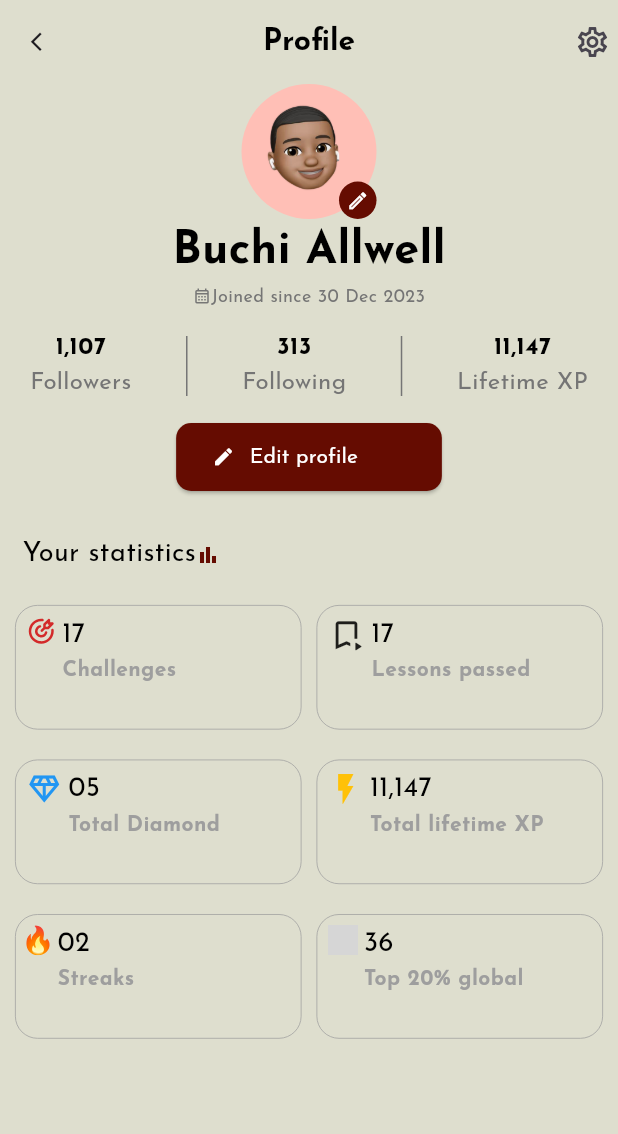
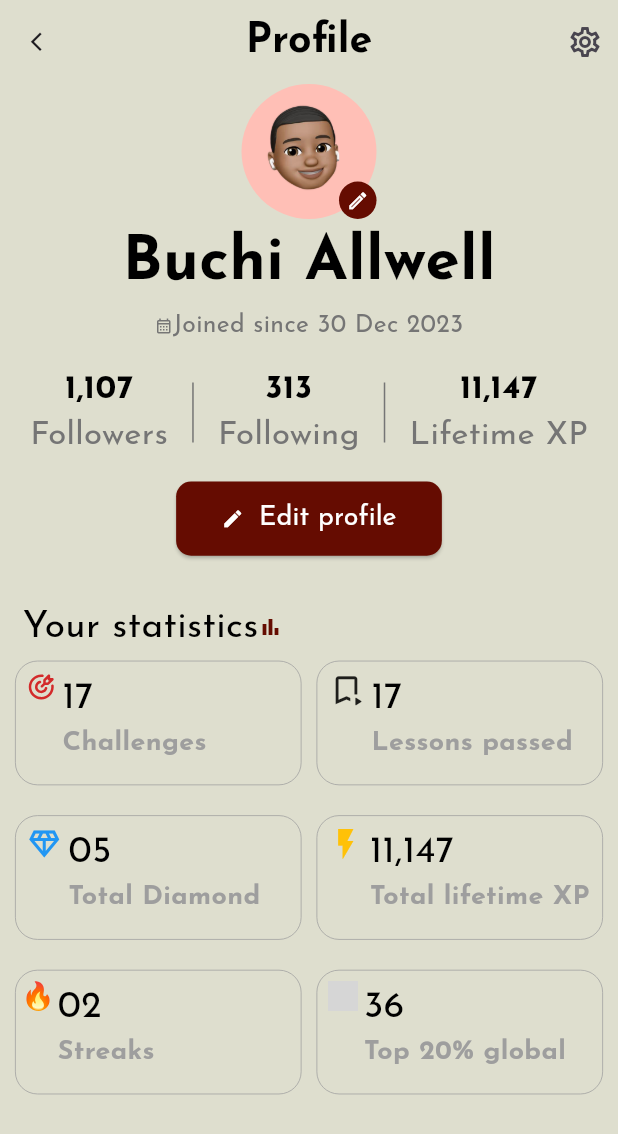
Before and after one commit to mustapha-amin/speak_sphere, a Flutter app: the ProfileScreen screen opened directly, on a phone screen of 412 x 824 dp. Shown: the top 1134 px of the screen. Run offline on Flutter 3.47's test engine with Material 3 defaults, Android fonts, the phone set to English and light mode, and no system bars; our stand-ins replace dotted_border, flutter_svg, sizer; grey boxes are pictures that could not be loaded.

Commit message:
fixed issues with responsiveness and scrolling

```diff
--- a/lib/screens/profile_screen.dart
+++ b/lib/screens/profile_screen.dart
@@ -1,5 +1,6 @@
 import 'package:flutter/material.dart';
 import 'package:flutter_svg/flutter_svg.dart';
+import 'package:sizer/sizer.dart';
 import 'package:speak_sphere/constants/appcolors.dart';
 import 'package:speak_sphere/constants/data.dart';
 import 'package:speak_sphere/constants/image_paths.dart';
@@ -15,8 +16,11 @@ class ProfileScreen extends StatelessWidget {
   @override
   Widget build(BuildContext context) {
     return Scaffold(
-      appBar: AppBar(
-        scrolledUnderElevation: 0,
+      body: CustomScrollView(
+        physics: const BouncingScrollPhysics(),
+        slivers: [
+          SliverAppBar(
+            floating: true,
             backgroundColor: Color(AppColors.bgColor),
             elevation: 0,
             leading: IconButton(
@@ -32,13 +36,12 @@ class ProfileScreen extends StatelessWidget {
             ),
             centerTitle: true,
             actions: [
-          const Icon(Icons.settings_outlined).padX(5),
+              const Icon(Icons.settings_outlined).padX(10),
             ],
           ),
-      body: SingleChildScrollView(
-        physics: const BouncingScrollPhysics(),
-        child: Column(
-          children: [
+          SliverList(
+            delegate: SliverChildListDelegate(
+              [
                 Column(
                   children: [
                     Stack(
@@ -90,8 +93,8 @@ class ProfileScreen extends StatelessWidget {
                     ),
                     const ProfileHighlights(),
                     SizedBox(
-                  width: context.screenWidth * .43,
-                  height: context.screenHeight * .055,
+                      width: 43.w,
+                      height: 6.h,
                       child: ElevatedButton(
                         style: ElevatedButton.styleFrom(
                           shape: RoundedRectangleBorder(
@@ -99,6 +102,7 @@ class ProfileScreen extends StatelessWidget {
                           ),
                         ),
                         child: Row(
+                          mainAxisAlignment: MainAxisAlignment.center,
                           children: [
                             const Icon(
                               Icons.edit,
@@ -107,10 +111,10 @@ class ProfileScreen extends StatelessWidget {
                             const SizedBox(width: 10),
                             Text(
                               "Edit profile",
-                          style: kTextStyle(14),
+                              style: kTextStyle(13),
                             ),
                           ],
-                    ),
+                        ).centralize(),
                         onPressed: () {},
                       ),
                     ),
@@ -133,28 +137,30 @@ class ProfileScreen extends StatelessWidget {
                     ).padX(15),
                   ],
                 ),
-            const SizedBox(height: 20),
-            SizedBox(
-              height: context.screenHeight * .4,
-              child: GridView(
-                physics: const BouncingScrollPhysics(),
+              ],
+            ),
+          ),
+          SliverPadding(
+            padding: const EdgeInsets.symmetric(horizontal: 10, vertical: 5),
+            sliver: SliverGrid(
+              delegate: SliverChildListDelegate(
+                [
+                  ...challengeList.map(
+                    (challenge) => ChallengeWidget(
+                      challenge: challenge,
+                    ),
+                  )
+                ],
+              ),
               gridDelegate: const SliverGridDelegateWithFixedCrossAxisCount(
                 crossAxisCount: 2,
                 childAspectRatio: 2.3,
                 mainAxisSpacing: 20,
                 crossAxisSpacing: 10,
               ),
-                children: [
-                  ...challengeList.map(
-                    (challenge) => ChallengeWidget(
-                      challenge: challenge,
             ),
           )
         ],
-              ).padX(10),
-            )
-          ],
-        ),
       ),
     );
   }
--- a/lib/screens/resume_lessons.dart
+++ b/lib/screens/resume_lessons.dart
@@ -2,7 +2,7 @@ import 'package:flutter/material.dart';
 import 'package:flutter_svg/flutter_svg.dart';
 import 'package:speak_sphere/constants/image_paths.dart';
 import 'package:speak_sphere/utils/extensions.dart';
-
+import 'package:sizer/sizer.dart';
 import '../constants/appcolors.dart';
 import '../utils/textstyle.dart';
 
@@ -66,7 +66,7 @@ class _ResumeLessonsState extends State<ResumeLessons> {
                     children: [
                       SvgPicture.asset(
                         generateImgPath('speaker'),
-                        height: 26,
+                        height: 26.sp,
                       ),
                       const SizedBox(
                         height: 18,
--- a/lib/screens/splash_screen.dart
+++ b/lib/screens/splash_screen.dart
@@ -19,7 +19,7 @@ class _SplashScreenState extends State<SplashScreen> {
   @override
   void initState() {
     super.initState();
-     Future.delayed(const Duration(seconds: 2), () {
+     Future.delayed(const Duration(seconds: 1), () {
       setState(() {
         isVisible = true;
       });
@@ -27,7 +27,7 @@ class _SplashScreenState extends State<SplashScreen> {
     WidgetsBinding.instance.addPostFrameCallback((_) {
       precacheImage(AssetImage(generateImgPath('splashbg', isSvg: false)), context);
       Future.delayed(
-          const Duration(seconds: 3), () => context.replaceWith(const SetupScreen()));
+          const Duration(seconds: 4), () => context.replaceWith(const SetupScreen()));
     });
   }
 
--- a/lib/utils/textstyle.dart
+++ b/lib/utils/textstyle.dart
@@ -1,8 +1,9 @@
 import 'package:flutter/material.dart';
+import 'package:sizer/sizer.dart';
 
 TextStyle kTextStyle(double? size, {Color? color, bool? isBold = false}) {
   return TextStyle(
-    fontSize: size,
+    fontSize: size!.sp,
     color: color ?? Colors.white,
     fontWeight: isBold! ? FontWeight.w700 : FontWeight.normal,
     fontFamily: "JosefinSans",
--- a/lib/widgets/challenge_widget.dart
+++ b/lib/widgets/challenge_widget.dart
@@ -32,14 +32,18 @@ class ChallengeWidget extends StatelessWidget {
                 challenge.title!,
                 style: kTextStyle(18, color: Colors.black),
               ),
-              Text(
-                challenge.subtitle!,
-                style: kTextStyle(14, color: Colors.grey, isBold: true),
+              Wrap(
+                children: [
+                  Text(
+                    challenge.subtitle!,
+                    style: kTextStyle(13, color: Colors.grey, isBold: true),
+                  ),
+                ],
               ),
             ],
           ),
         ],
-      ).padAll(7),
+      ).padAll(7).centralize(),
     );
   }
 }
--- a/pubspec.yaml
+++ b/pubspec.yaml
@@ -11,6 +11,7 @@ dependencies:
   flutter:
     sdk: flutter
   flutter_svg: ^2.0.9
+  sizer: ^2.0.15
 
 dev_dependencies:
   flutter_lints: ^2.0.0
```
Also changed, not shown: lib/main.dart (+6 -1 lines), lib/screens/home.dart (+27 -14 lines), lib/screens/setup.dart (+19 -7 lines), lib/widgets/learning_widget.dart (+4 -4 lines), lib/widgets/lesson_widget.dart (+17 -7 lines), lib/widgets/segmented_btn.dart (+22 -18 lines), pubspec.lock. Lines whose indentation alone changed are shown as unchanged.
